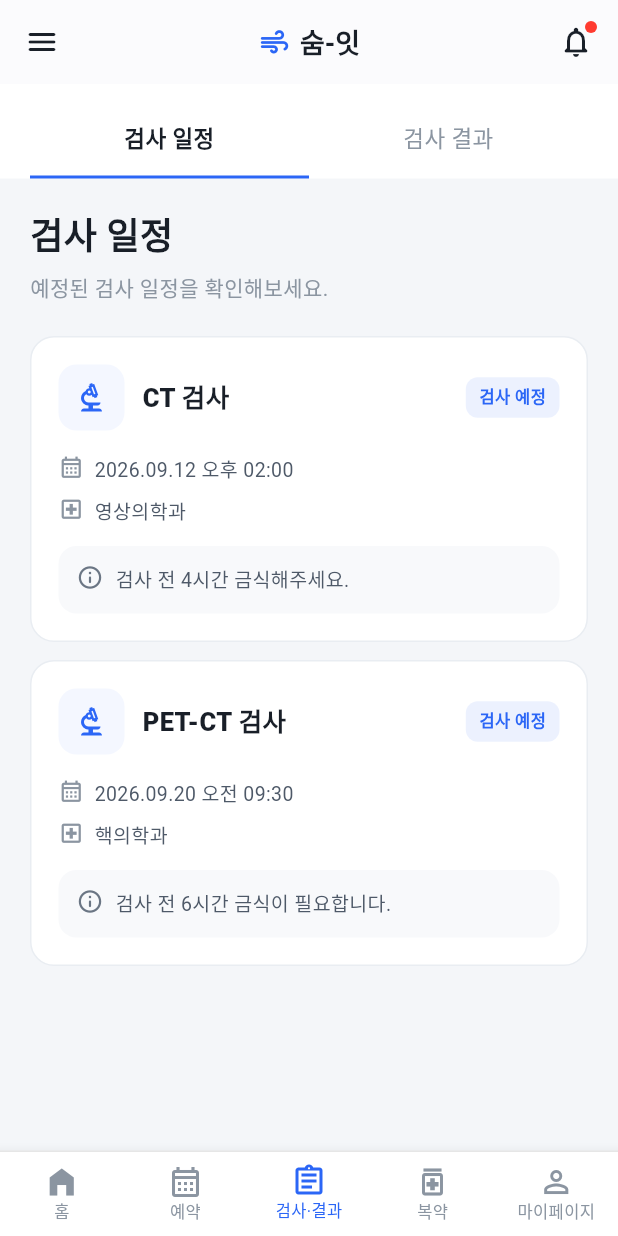
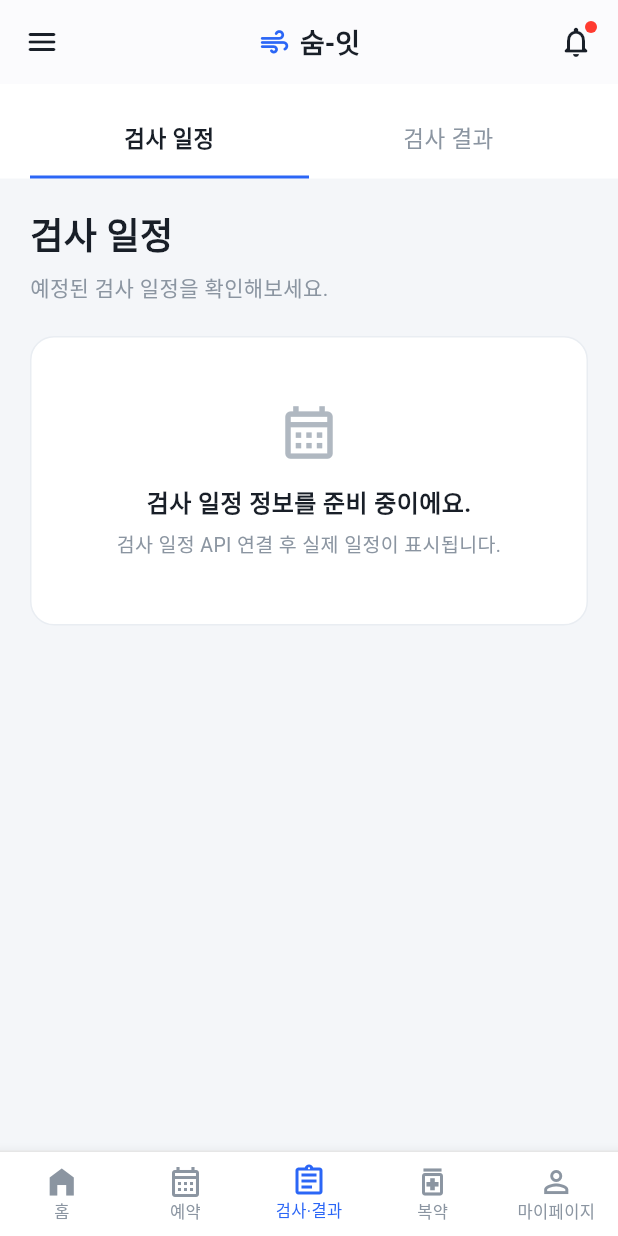
Before and after one commit to 0JustDoIT1/SoomIT, a Flutter app: the screen it shows after launch, item 3 of the bottom bar chosen, on a phone screen of 412 x 824 dp. Run offline on Flutter 3.47's test engine with Material 3 defaults, Android fonts, the phone set to English and light mode, and no system bars; our stand-ins replace dio; network calls fail.

Commit message:
260904_예약

```diff
--- a/patient_app/lib/features/exam_result/exam_result_detail_screen.dart
+++ b/patient_app/lib/features/exam_result/exam_result_detail_screen.dart
@@ -72,8 +72,6 @@ class ExamResultDetailScreen extends StatelessWidget {
     );
   }
 
-  // 검사 완료 파란 박스 대신
-  // 검사명 + 상태 + 검사일 + 진료과를 하나의 카드로 표시
   Widget _buildExamInfoCard() {
     return Container(
       width: double.infinity,
@@ -128,7 +126,7 @@ class ExamResultDetailScreen extends StatelessWidget {
                   borderRadius: BorderRadius.circular(9),
                 ),
                 child: Text(
-                  exam.status,
+                  exam.resultStatusLabel,
                   style: const TextStyle(
                     fontSize: 11,
                     fontWeight: FontWeight.w700,
@@ -150,9 +148,9 @@ class ExamResultDetailScreen extends StatelessWidget {
             child: Column(
               children: [
                 _buildInfoRow(
-                  icon: Icons.calendar_month_outlined,
-                  label: '검사일',
-                  value: _formatDateTime(exam.scheduledAt),
+                  icon: Icons.category_outlined,
+                  label: '검사 종류',
+                  value: exam.examType,
                 ),
 
                 const Divider(
@@ -163,9 +161,9 @@ class ExamResultDetailScreen extends StatelessWidget {
                 ),
 
                 _buildInfoRow(
-                  icon: Icons.local_hospital_outlined,
-                  label: '진료과',
-                  value: exam.department,
+                  icon: Icons.calendar_month_outlined,
+                  label: '결과 확정일',
+                  value: _formatDateTime(exam.resultDate),
                 ),
               ],
             ),
@@ -269,7 +267,7 @@ class ExamResultDetailScreen extends StatelessWidget {
           const SizedBox(height: 18),
 
           Text(
-            exam.resultSummary ?? '검사 결과가 등록되어 있습니다.',
+            exam.resultSummary,
             style: const TextStyle(
               fontSize: 14,
               height: 1.65,
--- a/patient_app/lib/features/exam_result/exam_result_screen.dart
+++ b/patient_app/lib/features/exam_result/exam_result_screen.dart
@@ -1,8 +1,8 @@
 import 'package:flutter/material.dart';
 
 import 'exam_result_detail_screen.dart';
-import 'mock/exam_result_mock.dart';
 import 'models/exam_result.dart';
+import 'services/exam_result_service.dart';
 
 class ExamResultScreen extends StatefulWidget {
   const ExamResultScreen({super.key});
@@ -14,24 +14,39 @@ class ExamResultScreen extends StatefulWidget {
 class _ExamResultScreenState extends State<ExamResultScreen> {
   int _selectedTab = 0;
 
+  final ExamResultService _examResultService = ExamResultService();
+
+  late Future<List<ExamResult>> _resultsFuture;
+
+  @override
+  void initState() {
+    super.initState();
+    _loadResults();
+  }
+
+  void _loadResults() {
+    _resultsFuture = _examResultService.getExamResults();
+  }
+
+  void _retry() {
+    setState(() {
+      _loadResults();
+    });
+  }
+
   @override
   Widget build(BuildContext context) {
-    final upcomingExams =
-        mockExamResults.where((exam) => !exam.hasResult).toList();
-
-    final completedResults =
-        mockExamResults.where((exam) => exam.hasResult).toList();
-
     return SafeArea(
       child: Column(
         children: [
           _buildTabBar(),
+
           Expanded(
             child: IndexedStack(
               index: _selectedTab,
               children: [
-                _buildScheduleTab(upcomingExams),
-                _buildResultTab(completedResults),
+                _buildScheduleTab(),
+                _buildResultTab(),
               ],
             ),
           ),
@@ -40,7 +55,10 @@ class _ExamResultScreenState extends State<ExamResultScreen> {
     );
   }
 
-  // 상단 2개 탭
+  // ─────────────────────────────────────────
+  // 상단 2탭
+  // ─────────────────────────────────────────
+
   Widget _buildTabBar() {
     const tabs = [
       '검사 일정',
@@ -64,7 +82,9 @@ class _ExamResultScreenState extends State<ExamResultScreen> {
                   });
                 },
                 child: Container(
-                  padding: const EdgeInsets.symmetric(vertical: 13),
+                  padding: const EdgeInsets.symmetric(
+                    vertical: 13,
+                  ),
                   decoration: BoxDecoration(
                     border: Border(
                       bottom: BorderSide(
@@ -96,8 +116,12 @@ class _ExamResultScreenState extends State<ExamResultScreen> {
     );
   }
 
-  // 검사 일정 탭
-  Widget _buildScheduleTab(List<ExamResult> upcomingExams) {
+  // ─────────────────────────────────────────
+  // 검사 일정
+  // 현재는 일정 API 연결 전
+  // ─────────────────────────────────────────
+
+  Widget _buildScheduleTab() {
     return SingleChildScrollView(
       physics: const BouncingScrollPhysics(),
       padding: const EdgeInsets.fromLTRB(20, 20, 20, 28),
@@ -112,7 +136,9 @@ class _ExamResultScreenState extends State<ExamResultScreen> {
               color: Color(0xFF191F28),
             ),
           ),
+
           const SizedBox(height: 6),
+
           const Text(
             '예정된 검사 일정을 확인해보세요.',
             style: TextStyle(
@@ -120,19 +146,57 @@ class _ExamResultScreenState extends State<ExamResultScreen> {
               color: Color(0xFF8B95A1),
             ),
           ),
+
           const SizedBox(height: 22),
 
-          if (upcomingExams.isEmpty)
-            _buildEmptyState(
-              icon: Icons.calendar_month_outlined,
-              title: '예정된 검사가 없어요.',
-              description: '새로운 검사 일정이 등록되면 여기에서 확인할 수 있어요.',
-            )
-          else
-            ...upcomingExams.map(
-              (exam) => Padding(
-                padding: const EdgeInsets.only(bottom: 12),
-                child: _buildScheduleCard(exam),
+          _buildScheduleNotice(),
+        ],
+      ),
+    );
+  }
+
+  Widget _buildScheduleNotice() {
+    return Container(
+      width: double.infinity,
+      padding: const EdgeInsets.symmetric(
+        vertical: 42,
+        horizontal: 20,
+      ),
+      decoration: BoxDecoration(
+        color: Colors.white,
+        borderRadius: BorderRadius.circular(16),
+        border: Border.all(
+          color: const Color(0xFFE9EDF2),
+        ),
+      ),
+      child: const Column(
+        children: [
+          Icon(
+            Icons.calendar_month_outlined,
+            size: 42,
+            color: Color(0xFFB0B8C1),
+          ),
+
+          SizedBox(height: 14),
+
+          Text(
+            '검사 일정 정보를 준비 중이에요.',
+            style: TextStyle(
+              fontSize: 16,
+              fontWeight: FontWeight.w700,
+              color: Color(0xFF191F28),
+            ),
+          ),
+
+          SizedBox(height: 6),
+
+          Text(
+            '검사 일정 API 연결 후 실제 일정이 표시됩니다.',
+            textAlign: TextAlign.center,
+            style: TextStyle(
+              fontSize: 13,
+              height: 1.5,
+              color: Color(0xFF8B95A1),
             ),
           ),
         ],
@@ -140,13 +204,48 @@ class _ExamResultScreenState extends State<ExamResultScreen> {
     );
   }
 
-  // 검사 결과 탭
-  Widget _buildResultTab(List<ExamResult> completedResults) {
-    return SingleChildScrollView(
-      physics: const BouncingScrollPhysics(),
-      padding: const EdgeInsets.fromLTRB(20, 20, 20, 28),
-      child: Column(
-        crossAxisAlignment: CrossAxisAlignment.start,
+  // ─────────────────────────────────────────
+  // 검사 결과 - 실제 API
+  // ─────────────────────────────────────────
+
+  Widget _buildResultTab() {
+    return FutureBuilder<List<ExamResult>>(
+      future: _resultsFuture,
+      builder: (context, snapshot) {
+        if (snapshot.connectionState == ConnectionState.waiting) {
+          return const Center(
+            child: CircularProgressIndicator(),
+          );
+        }
+
+        if (snapshot.hasError) {
+          return _buildErrorState();
+        }
+
+        final results = snapshot.data ?? [];
+
+        if (results.isEmpty) {
+          return _buildEmptyResultState();
+        }
+
+        return RefreshIndicator(
+          onRefresh: () async {
+            setState(() {
+              _loadResults();
+            });
+
+            await _resultsFuture;
+          },
+          child: ListView(
+            physics: const AlwaysScrollableScrollPhysics(
+              parent: BouncingScrollPhysics(),
+            ),
+            padding: const EdgeInsets.fromLTRB(
+              20,
+              20,
+              20,
+              28,
+            ),
             children: [
               const Text(
                 '검사 결과',
@@ -156,24 +255,20 @@ class _ExamResultScreenState extends State<ExamResultScreen> {
                   color: Color(0xFF191F28),
                 ),
               ),
+
               const SizedBox(height: 6),
+
               const Text(
-            '완료된 검사 결과를 확인해보세요.',
+                '확정된 검사 결과를 확인해보세요.',
                 style: TextStyle(
                   fontSize: 14,
                   color: Color(0xFF8B95A1),
                 ),
               ),
+
               const SizedBox(height: 22),
 
-          if (completedResults.isEmpty)
-            _buildEmptyState(
-              icon: Icons.fact_check_outlined,
-              title: '확인 가능한 검사 결과가 없어요.',
-              description: '검사 결과가 등록되면 여기에서 확인할 수 있어요.',
-            )
-          else
-            ...completedResults.map(
+              ...results.map(
                 (exam) => Padding(
                   padding: const EdgeInsets.only(bottom: 12),
                   child: _buildResultCard(exam),
@@ -182,105 +277,10 @@ class _ExamResultScreenState extends State<ExamResultScreen> {
             ],
           ),
         );
-  }
-
-  // 검사 일정 카드
-  Widget _buildScheduleCard(ExamResult exam) {
-    return Container(
-      width: double.infinity,
-      padding: const EdgeInsets.all(18),
-      decoration: BoxDecoration(
-        color: Colors.white,
-        borderRadius: BorderRadius.circular(16),
-        border: Border.all(
-          color: const Color(0xFFE9EDF2),
-        ),
-      ),
-      child: Column(
-        crossAxisAlignment: CrossAxisAlignment.start,
-        children: [
-          Row(
-            children: [
-              Container(
-                width: 44,
-                height: 44,
-                decoration: BoxDecoration(
-                  color: const Color(0xFFF4F7FF),
-                  borderRadius: BorderRadius.circular(12),
-                ),
-                child: const Icon(
-                  Icons.biotech_outlined,
-                  color: Color(0xFF2B66F6),
-                ),
-              ),
-              const SizedBox(width: 12),
-              Expanded(
-                child: Text(
-                  exam.examName,
-                  style: const TextStyle(
-                    fontSize: 17,
-                    fontWeight: FontWeight.w800,
-                    color: Color(0xFF191F28),
-                  ),
-                ),
-              ),
-              _buildStatusBadge(
-                exam.status,
-                const Color(0xFF2B66F6),
-              ),
-            ],
-          ),
-          const SizedBox(height: 16),
-
-          _buildInfoRow(
-            Icons.calendar_month_outlined,
-            _formatDateTime(exam.scheduledAt),
-          ),
-
-          const SizedBox(height: 8),
-
-          _buildInfoRow(
-            Icons.local_hospital_outlined,
-            exam.department,
-          ),
-
-          const SizedBox(height: 14),
-
-          Container(
-            width: double.infinity,
-            padding: const EdgeInsets.all(12),
-            decoration: BoxDecoration(
-              color: const Color(0xFFF8F9FB),
-              borderRadius: BorderRadius.circular(12),
-            ),
-            child: Row(
-              crossAxisAlignment: CrossAxisAlignment.start,
-              children: [
-                const Icon(
-                  Icons.info_outline_rounded,
-                  size: 18,
-                  color: Color(0xFF6B7684),
-                ),
-                const SizedBox(width: 8),
-                Expanded(
-                  child: Text(
-                    exam.preparationGuide,
-                    style: const TextStyle(
-                      fontSize: 13,
-                      height: 1.5,
-                      color: Color(0xFF4E5968),
-                    ),
-                  ),
-                ),
-              ],
-            ),
-          ),
-        ],
-      ),
+      },
     );
   }
 
-  // 검사 결과 카드
   Widget _buildResultCard(ExamResult exam) {
     return InkWell(
       borderRadius: BorderRadius.circular(16),
@@ -321,12 +321,11 @@ class _ExamResultScreenState extends State<ExamResultScreen> {
                     color: Color(0xFF20A66A),
                   ),
                 ),
+
                 const SizedBox(width: 12),
+
                 Expanded(
-                  child: Column(
-                    crossAxisAlignment: CrossAxisAlignment.start,
-                    children: [
-                      Text(
+                  child: Text(
                     exam.examName,
                     style: const TextStyle(
                       fontSize: 17,
@@ -334,9 +333,28 @@ class _ExamResultScreenState extends State<ExamResultScreen> {
                       color: Color(0xFF191F28),
                     ),
                   ),
-                      const SizedBox(height: 4),
+                ),
+
+                _buildStatusBadge(
+                  exam.resultStatusLabel,
+                ),
+              ],
+            ),
+
+            const SizedBox(height: 14),
+
+            Row(
+              children: [
+                const Icon(
+                  Icons.calendar_today_outlined,
+                  size: 16,
+                  color: Color(0xFF8B95A1),
+                ),
+
+                const SizedBox(width: 6),
+
                 Text(
-                        exam.department,
+                  _formatDate(exam.resultDate),
                   style: const TextStyle(
                     fontSize: 13,
                     color: Color(0xFF8B95A1),
@@ -344,31 +362,17 @@ class _ExamResultScreenState extends State<ExamResultScreen> {
                 ),
               ],
             ),
-                ),
-                _buildStatusBadge(
-                  exam.status,
-                  const Color(0xFF20A66A),
-                ),
-              ],
-            ),
-            const SizedBox(height: 14),
 
-            _buildInfoRow(
-              Icons.calendar_today_outlined,
-              _formatDate(exam.scheduledAt),
-            ),
+            const SizedBox(height: 12),
 
-            if (exam.resultSummary != null) ...[
-              const SizedBox(height: 12),
             Text(
-                exam.resultSummary!,
+              exam.resultSummary,
               style: const TextStyle(
                 fontSize: 14,
                 height: 1.55,
                 color: Color(0xFF4E5968),
               ),
             ),
-            ],
 
             const SizedBox(height: 16),
 
@@ -383,7 +387,9 @@ class _ExamResultScreenState extends State<ExamResultScreen> {
                     color: Color(0xFF2B66F6),
                   ),
                 ),
+
                 SizedBox(width: 2),
+
                 Icon(
                   Icons.chevron_right_rounded,
                   size: 20,
@@ -397,102 +403,133 @@ class _ExamResultScreenState extends State<ExamResultScreen> {
     );
   }
 
-  Widget _buildStatusBadge(
-    String text,
-    Color color,
-  ) {
+  Widget _buildStatusBadge(String status) {
     return Container(
       padding: const EdgeInsets.symmetric(
         horizontal: 9,
         vertical: 5,
       ),
       decoration: BoxDecoration(
-        color: color.withValues(alpha: 0.09),
+        color: const Color(0xFF20A66A)
+            .withValues(alpha: 0.09),
         borderRadius: BorderRadius.circular(8),
       ),
       child: Text(
-        text,
-        style: TextStyle(
+        status,
+        style: const TextStyle(
           fontSize: 11,
           fontWeight: FontWeight.w700,
-          color: color,
+          color: Color(0xFF20A66A),
         ),
       ),
     );
   }
 
-  Widget _buildInfoRow(
-    IconData icon,
-    String text,
-  ) {
-    return Row(
+  // ─────────────────────────────────────────
+  // 결과 없음
+  // ─────────────────────────────────────────
+
+  Widget _buildEmptyResultState() {
+    return SingleChildScrollView(
+      physics: const AlwaysScrollableScrollPhysics(),
+      padding: const EdgeInsets.fromLTRB(20, 20, 20, 28),
+      child: Column(
         crossAxisAlignment: CrossAxisAlignment.start,
         children: [
+          const Text(
+            '검사 결과',
+            style: TextStyle(
+              fontSize: 24,
+              fontWeight: FontWeight.w800,
+              color: Color(0xFF191F28),
+            ),
+          ),
+
+          const SizedBox(height: 6),
+
+          const Text(
+            '확정된 검사 결과를 확인해보세요.',
+            style: TextStyle(
+              fontSize: 14,
+              color: Color(0xFF8B95A1),
+            ),
+          ),
+
+          const SizedBox(height: 50),
+
+          const Center(
+            child: Column(
+              children: [
                 Icon(
-          icon,
-          size: 17,
-          color: const Color(0xFF8B95A1),
+                  Icons.fact_check_outlined,
+                  size: 46,
+                  color: Color(0xFFB0B8C1),
                 ),
-        const SizedBox(width: 7),
-        Expanded(
-          child: Text(
-            text,
-            style: const TextStyle(
-              fontSize: 13,
+
+                SizedBox(height: 14),
+
+                Text(
+                  '확인 가능한 검사 결과가 없어요.',
+                  style: TextStyle(
+                    fontSize: 16,
+                    fontWeight: FontWeight.w700,
                     color: Color(0xFF4E5968),
                   ),
                 ),
+              ],
+            ),
           ),
         ],
+      ),
     );
   }
 
-  Widget _buildEmptyState({
-    required IconData icon,
-    required String title,
-    required String description,
-  }) {
-    return Container(
-      width: double.infinity,
-      padding: const EdgeInsets.symmetric(
-        vertical: 42,
-        horizontal: 20,
+  // ─────────────────────────────────────────
+  // API 오류
+  // ─────────────────────────────────────────
+
+  Widget _buildErrorState() {
+    return Center(
+      child: Padding(
+        padding: const EdgeInsets.all(24),
+        child: Column(
+          mainAxisSize: MainAxisSize.min,
+          children: [
+            const Icon(
+              Icons.error_outline_rounded,
+              size: 48,
+              color: Color(0xFF8B95A1),
             ),
-      decoration: BoxDecoration(
-        color: Colors.white,
-        borderRadius: BorderRadius.circular(16),
-        border: Border.all(
-          color: const Color(0xFFE9EDF2),
-        ),
-      ),
-      child: Column(
-        children: [
-          Icon(
-            icon,
-            size: 40,
-            color: const Color(0xFFB0B8C1),
-          ),
+
             const SizedBox(height: 14),
-          Text(
-            title,
-            textAlign: TextAlign.center,
-            style: const TextStyle(
+
+            const Text(
+              '검사 결과를 불러오지 못했습니다.',
+              style: TextStyle(
                 fontSize: 16,
                 fontWeight: FontWeight.w700,
                 color: Color(0xFF191F28),
               ),
             ),
-          const SizedBox(height: 6),
-          Text(
-            description,
-            textAlign: TextAlign.center,
-            style: const TextStyle(
+
+            const SizedBox(height: 8),
+
+            const Text(
+              '잠시 후 다시 시도해주세요.',
+              style: TextStyle(
                 fontSize: 13,
-              height: 1.5,
                 color: Color(0xFF8B95A1),
               ),
             ),
+
+            const SizedBox(height: 18),
+
+            OutlinedButton(
+              onPressed: _retry,
+              child: const Text('다시 시도'),
+            ),
           ],
+        ),
       ),
     );
   }
@@ -502,18 +539,4 @@ class _ExamResultScreenState extends State<ExamResultScreen> {
         '${date.month.toString().padLeft(2, '0')}.'
         '${date.day.toString().padLeft(2, '0')}';
   }
-
-  String _formatDateTime(DateTime date) {
-    final minute = date.minute.toString().padLeft(2, '0');
-    final period = date.hour < 12 ? '오전' : '오후';
-
-    final hour = date.hour == 0
-        ? 12
-        : date.hour > 12
-            ? date.hour - 12
-            : date.hour;
-
-    return '${_formatDate(date)} '
-        '$period ${hour.toString().padLeft(2, '0')}:$minute';
 }
-}
--- a/patient_app/lib/features/exam_result/mock/exam_result_mock.dart
+++ b/patient_app/lib/features/exam_result/mock/exam_result_mock.dart
@@ -1,35 +1,35 @@
-import '../models/exam_result.dart';
-
-final List<ExamResult> mockExamResults = [
-  ExamResult(
-    id: 'exam-001',
-    examType: 'CT',
-    examName: 'CT 검사',
-    scheduledAt: DateTime(2026, 9, 12, 14, 0),
-    status: '검사 예정',
-    department: '영상의학과',
-    preparationGuide: '검사 전 4시간 금식해주세요.',
-    hasResult: false,
-  ),
-  ExamResult(
-    id: 'exam-002',
-    examType: 'PET_CT',
-    examName: 'PET-CT 검사',
-    scheduledAt: DateTime(2026, 9, 20, 9, 30),
-    status: '검사 예정',
-    department: '핵의학과',
-    preparationGuide: '검사 전 6시간 금식이 필요합니다.',
-    hasResult: false,
-  ),
-  ExamResult(
-    id: 'exam-003',
-    examType: 'CT',
-    examName: 'CT 검사',
-    scheduledAt: DateTime(2026, 8, 20, 14, 0),
-    status: '결과 확인 가능',
-    department: '영상의학과',
-    preparationGuide: '검사가 완료되었습니다.',
-    hasResult: true,
-    resultSummary: '의료진 확인이 완료된 검사 결과입니다.',
-  ),
-];
+// import '../models/exam_result.dart';
+//
+// final List<ExamResult> mockExamResults = [
+//   ExamResult(
+//     id: 'exam-001',
+//     examType: 'CT',
+//     examName: 'CT 검사',
+//     scheduledAt: DateTime(2026, 9, 12, 14, 0),
+//     status: '검사 예정',
+//     department: '영상의학과',
+//     preparationGuide: '검사 전 4시간 금식해주세요.',
+//     hasResult: false,
+//   ),
+//   ExamResult(
+//     id: 'exam-002',
+//     examType: 'PET_CT',
+//     examName: 'PET-CT 검사',
+//     scheduledAt: DateTime(2026, 9, 20, 9, 30),
+//     status: '검사 예정',
+//     department: '핵의학과',
+//     preparationGuide: '검사 전 6시간 금식이 필요합니다.',
+//     hasResult: false,
+//   ),
+//   ExamResult(
+//     id: 'exam-003',
+//     examType: 'CT',
+//     examName: 'CT 검사',
+//     scheduledAt: DateTime(2026, 8, 20, 14, 0),
+//     status: '결과 확인 가능',
+//     department: '영상의학과',
+//     preparationGuide: '검사가 완료되었습니다.',
+//     hasResult: true,
+//     resultSummary: '의료진 확인이 완료된 검사 결과입니다.',
+//   ),
+// ];
--- a/patient_app/lib/features/exam_result/models/exam_result.dart
+++ b/patient_app/lib/features/exam_result/models/exam_result.dart
@@ -1,23 +1,68 @@
+//class ExamResult {
+//  final String id;
+//  final String examType;
+//  final String examName;
+//
+//
+//  final DateTime scheduledAt;
+//  final String status;
+//  final String department;
+//  final String preparationGuide;
+//  final bool hasResult;
+//  final String? resultSummary;
+//
+//  const ExamResult({
+//    required this.id,
+//    required this.examType,
+//    required this.examName,
+//    required this.scheduledAt,
+//    required this.status,
+//    required this.department,
+//    required this.preparationGuide,
+//    required this.hasResult,
+//    this.resultSummary,
+//  });
+//}
+
 class ExamResult {
   final String id;
   final String examType;
   final String examName;
-  final DateTime scheduledAt;
-  final String status;
-  final String department;
-  final String preparationGuide;
-  final bool hasResult;
-  final String? resultSummary;
+
+  // 검사 결과 상태
+  final String resultStatus;
+  final String resultStatusLabel;
+
+  // 결과 등록/확정 날짜
+  final DateTime resultDate;
+
+  // 검사 결과 요약
+  final String resultSummary;
 
   const ExamResult({
     required this.id,
     required this.examType,
     required this.examName,
-    required this.scheduledAt,
-    required this.status,
-    required this.department,
-    required this.preparationGuide,
-    required this.hasResult,
-    this.resultSummary,
+    required this.resultStatus,
+    required this.resultStatusLabel,
+    required this.resultDate,
+    required this.resultSummary,
   });
+
+  factory ExamResult.fromJson(Map<String, dynamic> json) {
+    return ExamResult(
+      id: json['id'] as String,
+      examType: json['exam_type'] as String,
+      examName: json['exam_name'] as String,
+      resultStatus: json['result_status'] as String,
+      resultStatusLabel: json['result_status_label'] as String,
+      resultDate: DateTime.parse(
+        json['result_date'] as String,
+      ),
+      resultSummary: json['result_summary'] as String? ??
+          '검사 결과가 등록되어 있습니다.',
+    );
+  }
+
+  bool get isConfirmed => resultStatus == 'CONFIRMED';
 }
--- /dev/null
+++ b/patient_app/lib/features/exam_result/services/exam_result_service.dart
@@ -0,0 +1,20 @@
+import '../../../core/network/dio_client.dart';
+import '../models/exam_result.dart';
+
+class ExamResultService {
+  Future<List<ExamResult>> getExamResults() async {
+    final response = await DioClient.instance.get(
+      '/api/clinical/results/',
+    );
+
+    final List<dynamic> data = response.data as List<dynamic>;
+
+    return data
+        .map(
+          (json) => ExamResult.fromJson(
+            json as Map<String, dynamic>,
+          ),
+        )
+        .toList();
+  }
+}
```
Also changed, not shown: patient_app/lib/features/exam_result/service/exam_result_service.dart (deleted). Lines whose indentation alone changed are shown as unchanged.
